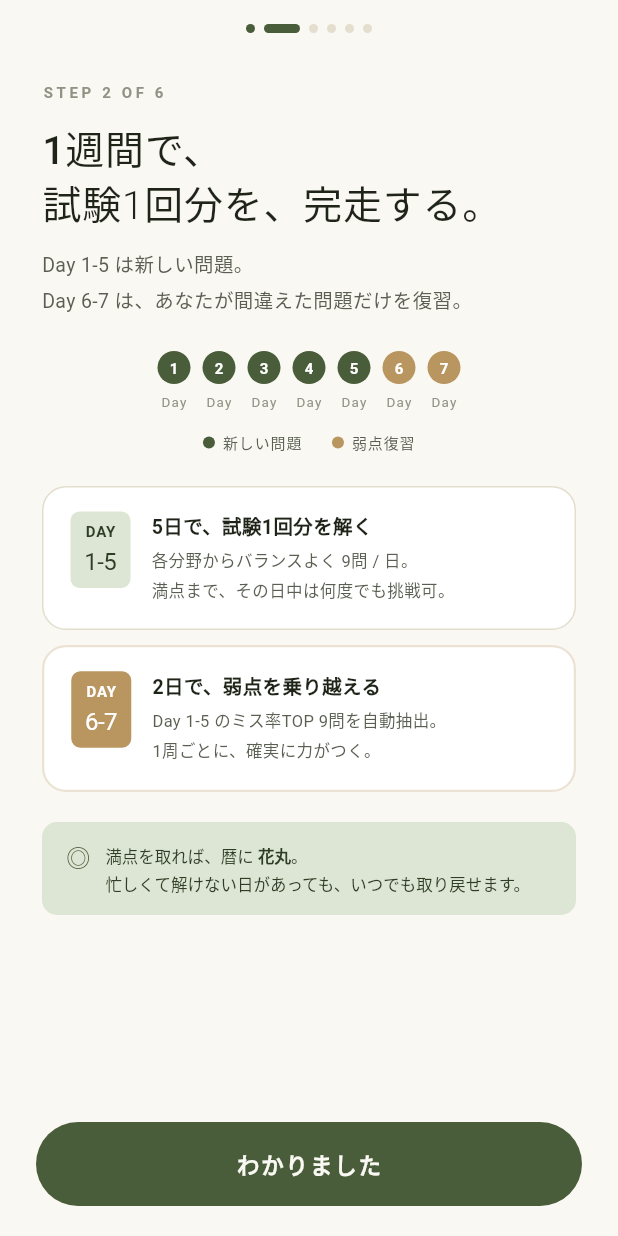
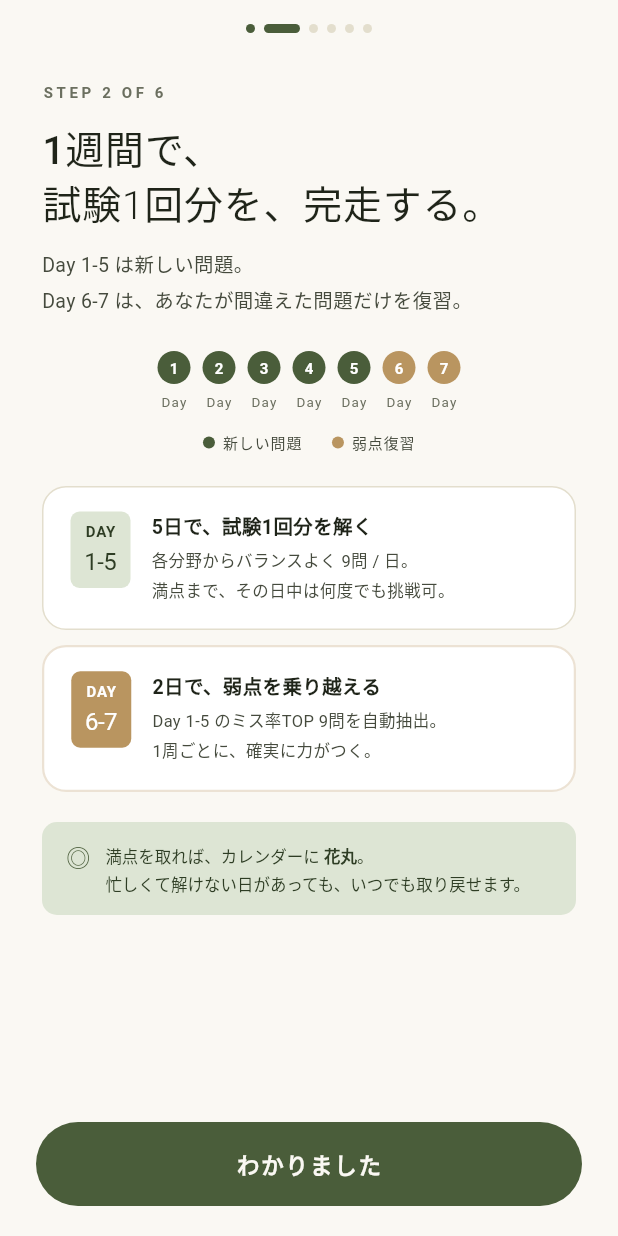
Before and after one commit to adk210044-sketch/daily-exam-sprint, a Flutter app: the OnbHowItWorksScreen screen opened directly, on a phone screen of 412 x 824 dp. Run offline on Flutter 3.47's test engine with Material 3 defaults, Android fonts, the phone set to English and light mode, and no system bars; our stand-ins replace drift, drift_flutter; accounts and stored records are empty; generated files the repository leaves out were written again; statements that could not run were skipped.

Commit message:
genspark auto-backup

```diff
--- a/lib/core/theme/zen_tokens.dart
+++ b/lib/core/theme/zen_tokens.dart
@@ -13,8 +13,8 @@ class ZenColors {
   static const Color bg = Color(0xFFFAF8F3); // off-white paper
   static const Color bgSub = Color(0xFFF1EDE3); // subtle beige surface
   static const Color ink = Color(0xFF1F2419); // deep ink
-  static const Color inkSub = Color(0xFF5A5F52); // muted gray-green
-  static const Color inkMute = Color(0xFF8F9384); // hint text
+  static const Color inkSub = Color(0xFF454A3D); // muted gray-green (濃く調整)
+  static const Color inkMute = Color(0xFF6B6F5F); // hint text (濃く調整)
   static const Color line = Color(0xFFE3DECD); // divider
   static const Color card = Color(0xFFFFFFFF);
 
--- a/lib/screens/main/calendar_screen.dart
+++ b/lib/screens/main/calendar_screen.dart
@@ -11,7 +11,7 @@ import 'home_screen.dart';
 import 'review_screen.dart';
 import 'settings_screen.dart';
 
-/// 暦 (ZenCalendar) — 月間カレンダー
+/// カレンダー (ZenCalendar) — 月間カレンダー
 class CalendarScreen extends StatefulWidget {
   const CalendarScreen({super.key});
 
--- a/lib/screens/main/home_screen.dart
+++ b/lib/screens/main/home_screen.dart
@@ -238,7 +238,7 @@ class _HomeScreenState extends State<HomeScreen> {
                                 ),
                               ),
                               ZenTextLink(
-                                label: '暦を見る',
+                                label: 'カレンダーを見る',
                                 color: ZenColors.accent,
                                 onPressed: () => _onTabTap('calendar'),
                               ),
--- a/lib/screens/onboarding/onb_how_it_works_screen.dart
+++ b/lib/screens/onboarding/onb_how_it_works_screen.dart
@@ -156,7 +156,7 @@ class OnbHowItWorksScreen extends StatelessWidget {
                                   height: 1.7,
                                 ),
                                 children: [
-                                  TextSpan(text: '満点を取れば、暦に '),
+                                  TextSpan(text: '満点を取れば、カレンダーに '),
                                   TextSpan(
                                     text: '花丸',
                                     style: TextStyle(
--- a/lib/screens/quiz/result_screen.dart
+++ b/lib/screens/quiz/result_screen.dart
@@ -168,7 +168,9 @@ class _ResultScreenState extends State<ResultScreen> {
                           ),
                           const SizedBox(height: 8),
                           Text(
-                            hanamaru ? '本日の暦に ◎ を刻みました。' : '同じ問題、もう一度挑戦できます。',
+                            hanamaru
+                                ? '本日のカレンダーに ◎ を刻みました。'
+                                : '同じ問題、もう一度挑戦できます。',
                             style: const TextStyle(
                               fontSize: 12,
                               color: ZenColors.inkSub,
--- a/lib/widgets/zen_widgets.dart
+++ b/lib/widgets/zen_widgets.dart
@@ -149,7 +149,7 @@ class ProgressDotsRow extends StatelessWidget {
   }
 }
 
-/// ボトムタブ (ホーム / 暦 / 苦手復習 / 設定)
+/// ボトムタブ (ホーム / カレンダー / 苦手復習 / 設定)
 class ZenBottomTab extends StatelessWidget {
   final String active;
   final ValueChanged<String> onTap;
@@ -158,7 +158,7 @@ class ZenBottomTab extends StatelessWidget {
 
   static const items = [
     (key: 'home', label: 'ホーム'),
-    (key: 'calendar', label: '暦'),
+    (key: 'calendar', label: 'カレンダー'),
     (key: 'review', label: '苦手復習'),
     (key: 'settings', label: '設定'),
   ];
```
Also changed, not shown: lib/screens/quiz/question_screen.dart (+13 -4 lines).
